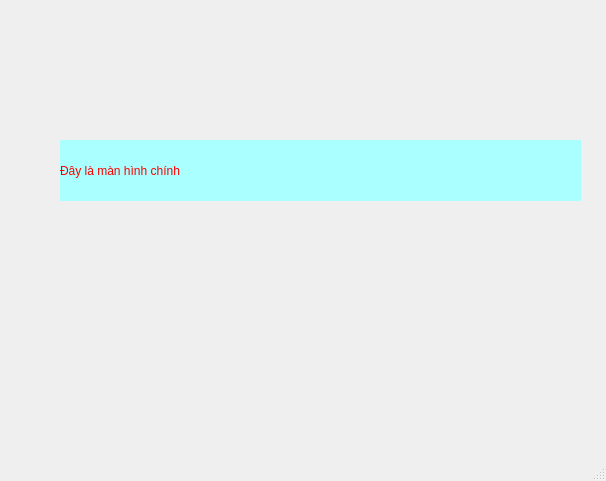
Before: the Qt Designer form salesmanagement/ui/MainProgramMainWindow.ui in Rubinnz/ML-in-Business, drawn with Qt 5.
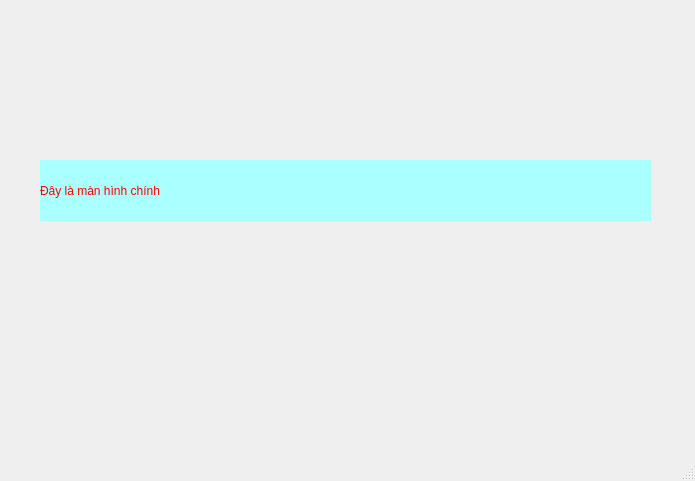
After: the same form once the commit is applied.

```diff
--- a/salesmanagement/ui/MainProgramMainWindow.ui
+++ b/salesmanagement/ui/MainProgramMainWindow.ui
@@ -6,7 +6,7 @@
    <rect>
     <x>0</x>
     <y>0</y>
-    <width>606</width>
+    <width>695</width>
     <height>481</height>
    </rect>
   </property>
@@ -17,9 +17,9 @@
    <widget class="QLabel" name="label">
     <property name="geometry">
      <rect>
-      <x>60</x>
-      <y>140</y>
-      <width>521</width>
+      <x>40</x>
+      <y>160</y>
+      <width>611</width>
       <height>61</height>
      </rect>
     </property>
```
Left out of the diff: 4 changed lines with no effect on the pictures.
